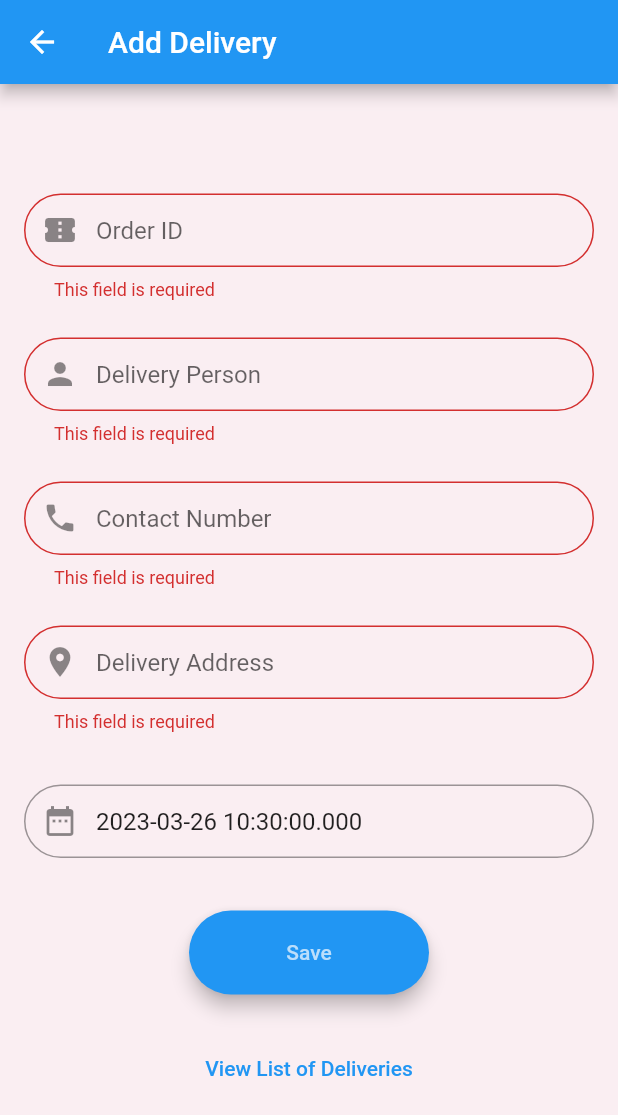
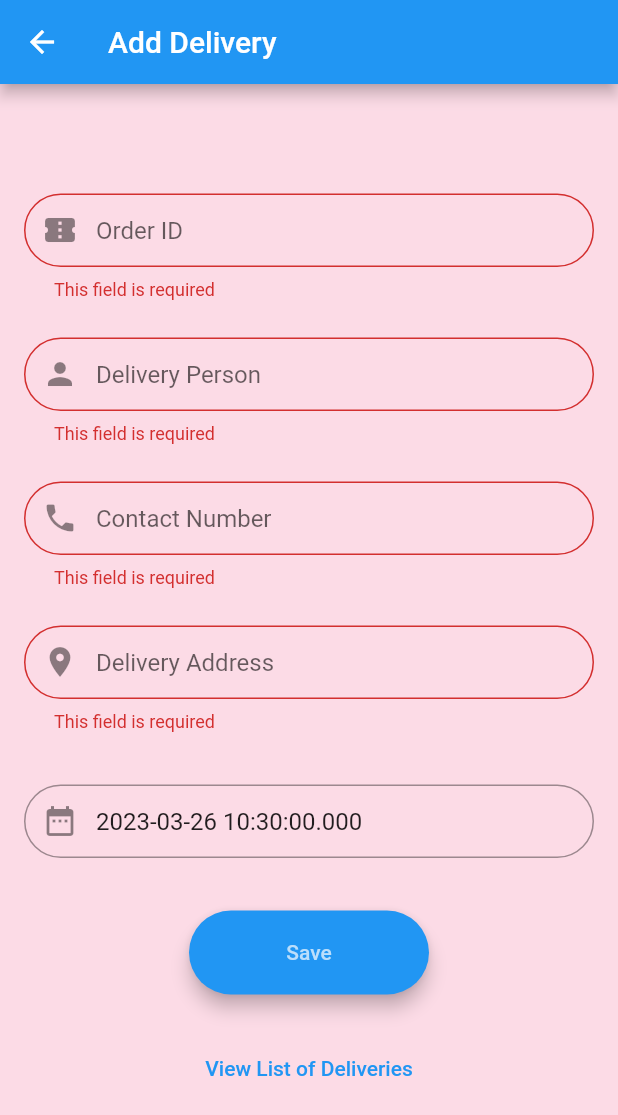
Before and after one commit to Shenal99/cake_delivery_system, a Flutter app: the AddDeliveryScreen screen opened directly, after a tap on "Save", on a phone screen of 412 x 824 dp. Shown: the top 1115 px of the screen. Run offline on Flutter 3.47's test engine with Material 2 defaults, Android fonts, the phone set to English and light mode, and no system bars; our stand-ins replace cloud_firestore, firebase_auth, firebase_core; accounts and stored records are empty.

Commit message:
Styles Delivery Management

```diff
--- a/lib/screens/AdminBottomNav.dart
+++ b/lib/screens/AdminBottomNav.dart
@@ -102,6 +102,7 @@ class HomeScreen extends StatelessWidget {
         child: Center(
           child: Text(
             'Welcome to the Cake Delivery System!',
+            textAlign: TextAlign.center,
             style: TextStyle(
               fontSize: 24,
               fontWeight: FontWeight.bold,
--- a/lib/screens/deliveryManagement/add_delivery_screen.dart
+++ b/lib/screens/deliveryManagement/add_delivery_screen.dart
@@ -14,7 +14,8 @@ class _AddDeliveryScreenState extends State<AddDeliveryScreen> {
   final _deliveryPersonNameController = TextEditingController();
   final _deliveryPersonPhoneNumberController = TextEditingController();
   final _deliveryAddressController = TextEditingController();
-  final _deliveryTimeController = TextEditingController(text: DateTime.now().toString());
+  final _deliveryTimeController =
+      TextEditingController(text: DateTime.now().toString());
 
   @override
   Widget build(BuildContext context) {
@@ -52,6 +53,12 @@ class _AddDeliveryScreenState extends State<AddDeliveryScreen> {
         validator: (value) {
           if (value == null || value.trim().isEmpty) {
             return 'This field is required';
+          }
+          if(int.tryParse(value)==null){
+            return 'Please enter a valid number';
+          }
+          if(value.length!=10){
+            return "Inavalid Phone No";
           }
         },
         decoration: InputDecoration(
@@ -154,7 +161,7 @@ class _AddDeliveryScreenState extends State<AddDeliveryScreen> {
     );
 
     return Scaffold(
-      backgroundColor: Color.fromARGB(255, 250, 238, 242),
+      backgroundColor: Color.fromARGB(255, 252, 219, 230),
       resizeToAvoidBottomInset: false,
       appBar: AppBar(
         title: const Text('Add Delivery'),
```
Also changed, not shown: lib/repositories/delivery_repository.dart (+0 -38 lines), lib/screens/deliveryManagement/delivery_list_screen.dart (+29 -19 lines), lib/screens/deliveryManagement/update_delivery_screnn.dart (+23 -14 lines).
